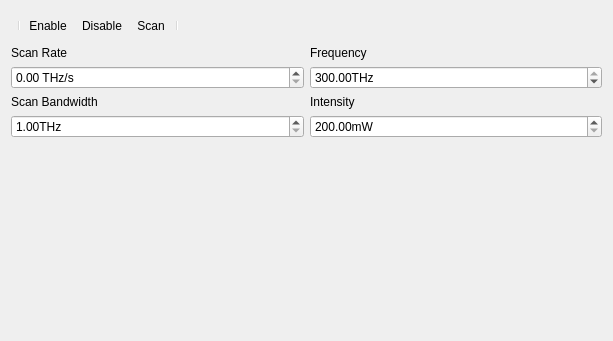
Qt form src/DynExpManager/Modules/LaserControl.ui (jbopp/dynexp) before a commit.
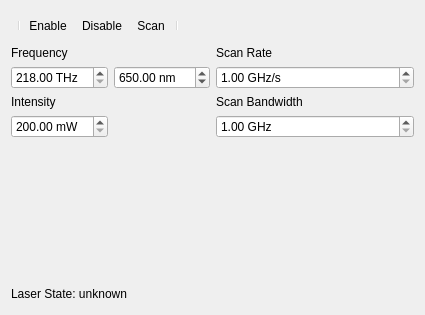
The same form after that commit. Icons and pictures are not drawn.

Commit message: Added UI and corrected some mistakes in module

The edit to the form file:
```diff
--- a/src/DynExpManager/Modules/LaserControl.ui
+++ b/src/DynExpManager/Modules/LaserControl.ui
@@ -6,8 +6,8 @@
    <rect>
     <x>0</x>
     <y>0</y>
-    <width>613</width>
-    <height>341</height>
+    <width>425</width>
+    <height>315</height>
    </rect>
   </property>
   <property name="acceptDrops">
@@ -37,6 +37,87 @@
    </item>
    <item>
     <layout class="QHBoxLayout" name="horizontalLayout">
+     <item>
+      <layout class="QVBoxLayout" name="verticalLayout_3">
+       <item>
+        <widget class="QLabel" name="LFrequency">
+         <property name="text">
+          <string>Frequency</string>
+         </property>
+        </widget>
+       </item>
+       <item>
+        <layout class="QHBoxLayout" name="horizontalLayout_3">
+         <item>
+          <widget class="QDoubleSpinBox" name="SBFrequency_THz">
+           <property name="keyboardTracking">
+            <bool>false</bool>
+           </property>
+           <property name="suffix">
+            <string> THz</string>
+           </property>
+           <property name="minimum">
+            <double>218.000000000000000</double>
+           </property>
+           <property name="maximum">
+            <double>288.000000000000000</double>
+           </property>
+          </widget>
+         </item>
+         <item>
+          <widget class="QDoubleSpinBox" name="SBFrequency_nm">
+           <property name="keyboardTracking">
+            <bool>false</bool>
+           </property>
+           <property name="suffix">
+            <string> nm</string>
+           </property>
+           <property name="maximum">
+            <double>1000.000000000000000</double>
+           </property>
+           <property name="value">
+            <double>650.000000000000000</double>
+           </property>
+          </widget>
+         </item>
+        </layout>
+       </item>
+       <item>
+        <widget class="QLabel" name="LIntensity">
+         <property name="text">
+          <string>Intensity</string>
+         </property>
+        </widget>
+       </item>
+       <item>
+        <layout class="QHBoxLayout" name="horizontalLayout_4">
+         <item>
+          <widget class="QDoubleSpinBox" name="SBIntensity">
+           <property name="keyboardTracking">
+            <bool>false</bool>
+           </property>
+           <property name="suffix">
+            <string> mW</string>
+           </property>
+           <property name="minimum">
+            <double>200.000000000000000</double>
+           </property>
+           <property name="maximum">
+            <double>700.000000000000000</double>
+           </property>
+          </widget>
+         </item>
+         <item>
+          <widget class="QLabel" name="LPowerloss">
+           <property name="text">
+            <string> </string>
+           </property>
+          </widget>
+         </item>
+        </layout>
+       </item>
+      </layout>
+     </item>
      <item>
       <layout class="QVBoxLayout" name="verticalLayout_2">
        <item>
@@ -49,10 +130,16 @@
        <item>
         <widget class="QDoubleSpinBox" name="SBScanRate">
          <property name="suffix">
-          <string> THz/s</string>
+          <string> GHz/s</string>
          </property>
-         <property name="maximum">
-          <double>5600000000.000000000000000</double>
+         <property name="minimum">
+          <double>1.000000000000000</double>
+         </property>
+         <property name="singleStep">
+          <double>0.100000000000000</double>
+         </property>
+         <property name="stepType">
+          <enum>QAbstractSpinBox::StepType::DefaultStepType</enum>
          </property>
         </widget>
        </item>
@@ -66,7 +153,7 @@
        <item>
         <widget class="QDoubleSpinBox" name="SBScanRange">
          <property name="suffix">
-          <string>THz</string>
+          <string> GHz</string>
          </property>
          <property name="minimum">
           <double>1.000000000000000</double>
@@ -76,89 +163,29 @@
          </property>
         </widget>
        </item>
-       <item>
-        <spacer name="verticalSpacer_2">
-         <property name="orientation">
-          <enum>Qt::Orientation::Vertical</enum>
-         </property>
-         <property name="sizeHint" stdset="0">
-          <size>
-           <width>20</width>
-           <height>40</height>
-          </size>
-         </property>
-        </spacer>
-       </item>
-      </layout>
-     </item>
-     <item>
-      <layout class="QVBoxLayout" name="verticalLayout_3">
-       <item>
-        <widget class="QLabel" name="LFrequency">
-         <property name="text">
-          <string>Frequency</string>
-         </property>
-        </widget>
-       </item>
-       <item>
-        <widget class="QDoubleSpinBox" name="SBFrequency">
-         <property name="suffix">
-          <string>THz</string>
-         </property>
-         <property name="minimum">
-          <double>200.000000000000000</double>
-         </property>
-         <property name="maximum">
-          <double>300.000000000000000</double>
-         </property>
-         <property name="value">
-          <double>300.000000000000000</double>
-         </property>
-        </widget>
-       </item>
-       <item>
-        <widget class="QLabel" name="LIntensity">
-         <property name="text">
-          <string>Intensity</string>
-         </property>
-        </widget>
-       </item>
-       <item>
-        <widget class="QDoubleSpinBox" name="SBIntensity">
-         <property name="suffix">
-          <string>mW</string>
-         </property>
-         <property name="minimum">
-          <double>200.000000000000000</double>
-         </property>
-         <property name="maximum">
-          <double>700.000000000000000</double>
-         </property>
-        </widget>
-       </item>
-       <item>
-        <spacer name="verticalSpacer">
-         <property name="orientation">
-          <enum>Qt::Orientation::Vertical</enum>
-         </property>
-         <property name="sizeHint" stdset="0">
-          <size>
-           <width>20</width>
-           <height>40</height>
-          </size>
-         </property>
-        </spacer>
-       </item>
       </layout>
      </item>
     </layout>
    </item>
+   <item>
+    <spacer name="verticalSpacer">
+     <property name="orientation">
+      <enum>Qt::Orientation::Vertical</enum>
+     </property>
+     <property name="sizeHint" stdset="0">
+      <size>
+       <width>20</width>
+       <height>40</height>
+      </size>
+     </property>
+    </spacer>
+   </item>
    <item>
     <layout class="QHBoxLayout" name="horizontalLayout_2">
      <item>
       <widget class="QLabel" name="LState">
        <property name="text">
-        <string/>
+        <string>Laser State: unknown</string>
        </property>
       </widget>
      </item>
```
Left out of the diff: 10 changed lines with no effect on the pictures. The commit also changes 5 other files.
